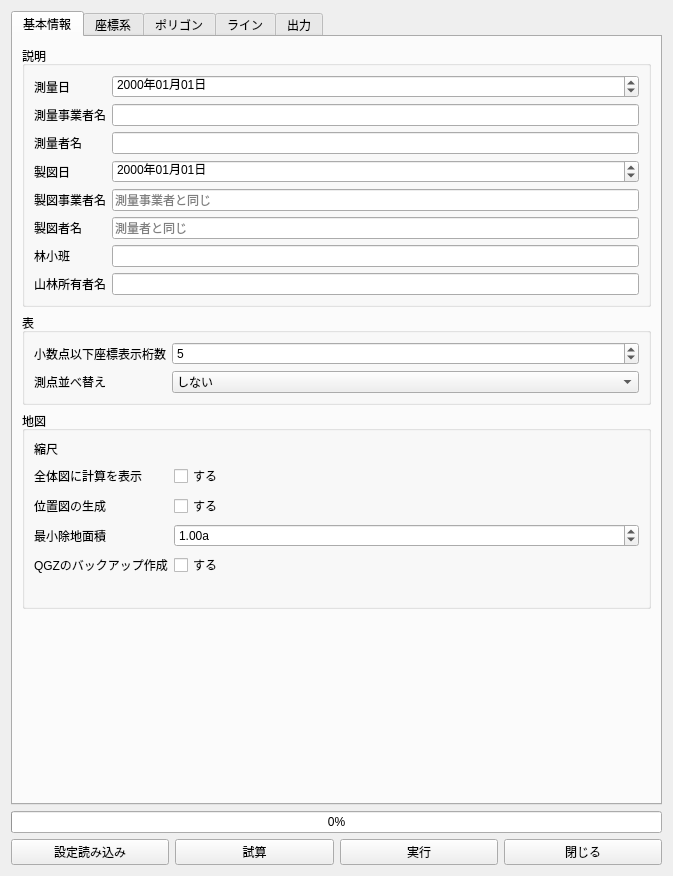
Before: the Qt Designer form main_dialog.ui in CleanDiesel/RingyoZumenMaker, drawn with Qt 5.
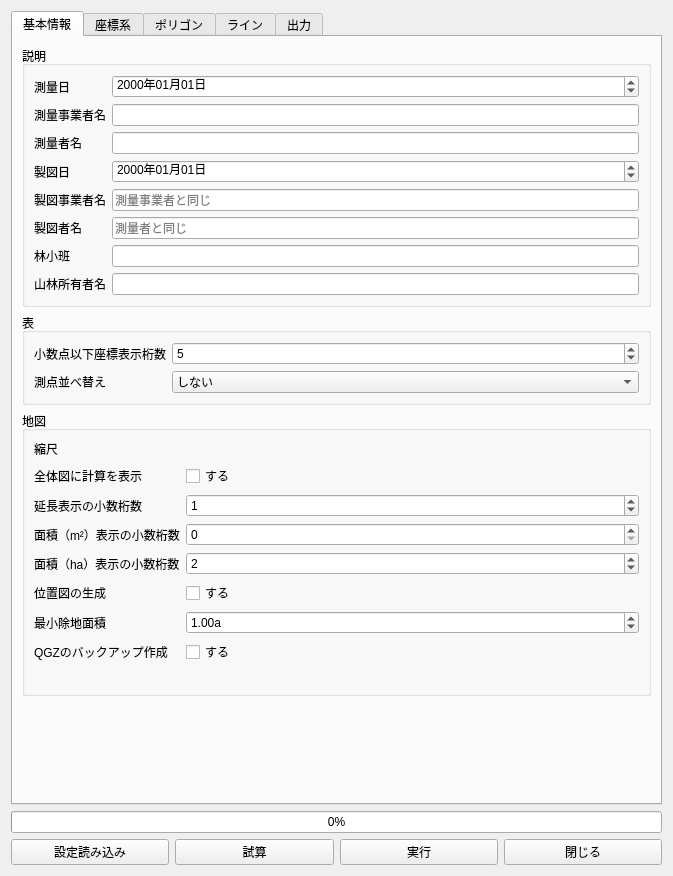
After: the same form once the commit is applied. Custom widgets are drawn as their Qt base class.

The edit to the form file:
```diff
--- a/main_dialog.ui
+++ b/main_dialog.ui
@@ -246,6 +246,57 @@
             </property>
            </widget>
           </item>
+          <item row="4" column="0">
+           <widget class="QLabel" name="label_lengthDecimals">
+            <property name="text">
+             <string>延長表示の小数桁数</string>
+            </property>
+           </widget>
+          </item>
+          <item row="4" column="1">
+           <widget class="QSpinBox" name="lengthDecimals">
+            <property name="maximum">
+             <number>9</number>
+            </property>
+            <property name="value">
+             <number>1</number>
+            </property>
+           </widget>
+          </item>
+          <item row="5" column="0">
+           <widget class="QLabel" name="label_areaDecimals">
+            <property name="text">
+             <string>面積（m²）表示の小数桁数</string>
+            </property>
+           </widget>
+          </item>
+          <item row="5" column="1">
+           <widget class="QSpinBox" name="areaDecimals">
+            <property name="maximum">
+             <number>9</number>
+            </property>
+            <property name="value">
+             <number>0</number>
+            </property>
+           </widget>
+          </item>
+          <item row="6" column="0">
+           <widget class="QLabel" name="label_haDecimals">
+            <property name="text">
+             <string>面積（ha）表示の小数桁数</string>
+            </property>
+           </widget>
+          </item>
+          <item row="6" column="1">
+           <widget class="QSpinBox" name="haDecimals">
+            <property name="maximum">
+             <number>9</number>
+            </property>
+            <property name="value">
+             <number>2</number>
+            </property>
+           </widget>
+          </item>
           <item row="8" column="0">
            <widget class="QLabel" name="label_9">
             <property name="text">
```
